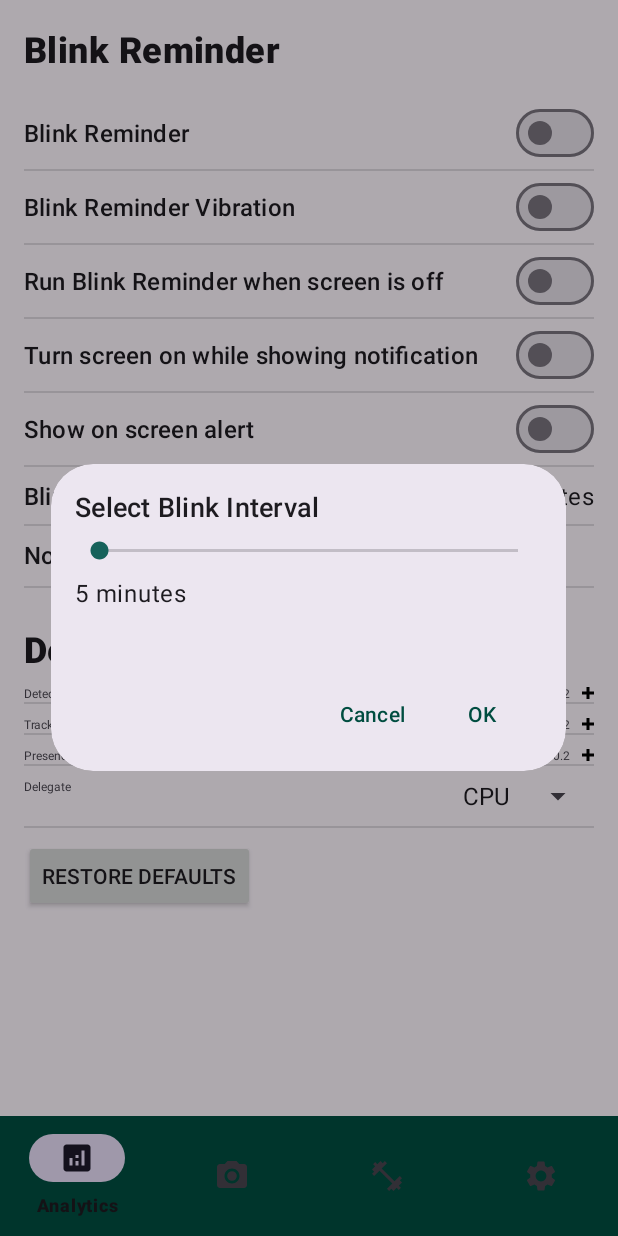
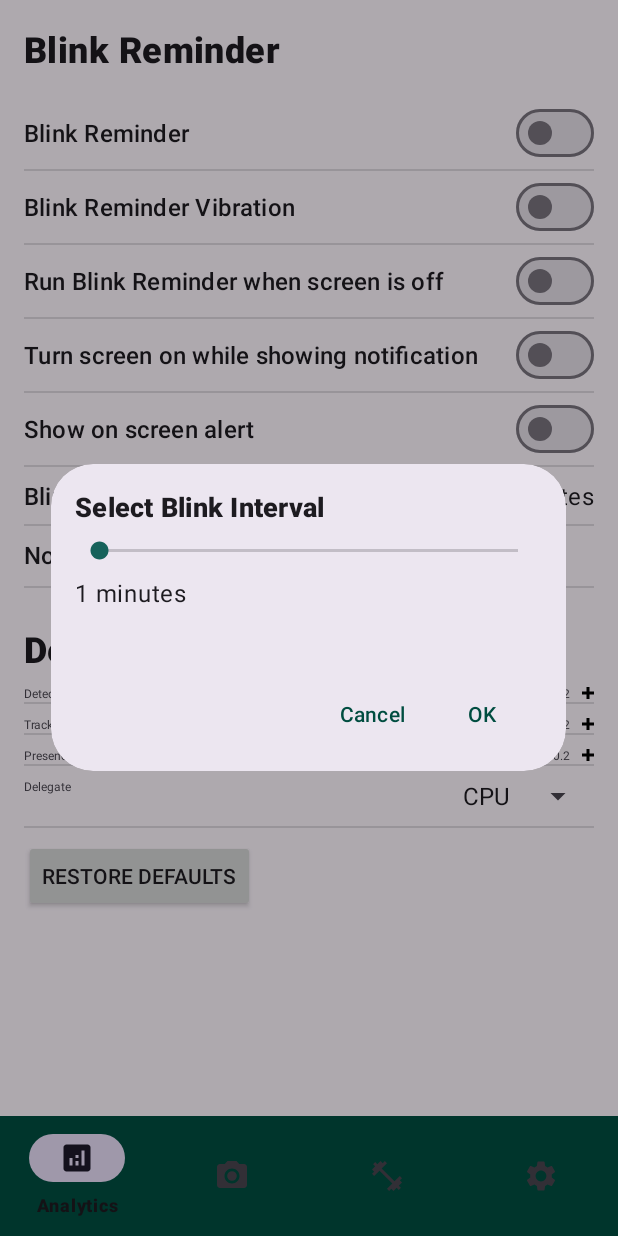
Before and after one commit to imnexerio/EyerisAndroid, an Android app: the SettingsFragment screen opened through its navigation route, after a tap on "5 minutes", on a phone screen of 412 x 824 dp. Run offline under Robolectric (Android 15) with nearby library versions, the phone set to English and light mode, and no system bars; our stand-ins replace navigation-ui; libraries missing offline, so code that uses them is left out: com.taosif7.android; 7 statements that could not run were skipped.

Commit message:
added settings fragment ans updated some code and apps

```diff
--- a/app/build.gradle
+++ b/app/build.gradle
@@ -12,8 +12,8 @@ android {
         applicationId "com.imnexerio.eyeris"
         minSdk 28
         targetSdk 34
-        versionCode 5
-        versionName "1.0.5"
+        versionCode 6
+        versionName "1.0.6"
 
         testInstrumentationRunner "androidx.test.runner.AndroidJUnitRunner"
     }
--- a/app/src/main/res/layout/blink_interval_dialog.xml
+++ b/app/src/main/res/layout/blink_interval_dialog.xml
@@ -11,6 +11,7 @@
         android:layout_height="wrap_content"
         android:text="Select Blink Interval"
         android:textSize="18sp"
+        android:textStyle="bold"
         android:layout_marginBottom="8dp"
         android:textAppearance="?attr/textAppearanceTitleMedium" />
 
@@ -26,7 +27,7 @@
         android:id="@+id/blink_interval_value"
         android:layout_width="wrap_content"
         android:layout_height="wrap_content"
-        android:text="5 minutes"
+        android:text="1 minutes"
         android:textSize="16sp"
         android:layout_marginTop="8dp"
         android:layout_marginBottom="16dp"
```
Also changed, not shown: app/src/main/java/com/imnexerio/eyeris/MainActivity.kt (+0 -60 lines), 4 other files.
